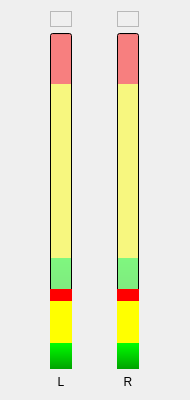
Before: the Qt Designer form src/saturationwidget.ui in cinemaouvert/OPP, drawn with Qt 5.
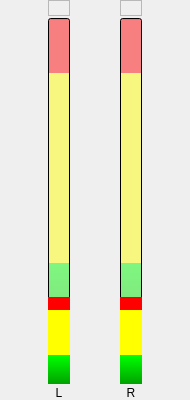
After: the same form once the commit is applied.

Diff of the .ui file:
```diff
--- a/src/saturationwidget.ui
+++ b/src/saturationwidget.ui
@@ -24,8 +24,26 @@
    <locale language="English" country="UnitedStates"/>
   </property>
   <layout class="QVBoxLayout" name="verticalLayout">
+   <property name="spacing">
+    <number>0</number>
+   </property>
+   <property name="leftMargin">
+    <number>0</number>
+   </property>
+   <property name="topMargin">
+    <number>0</number>
+   </property>
+   <property name="rightMargin">
+    <number>0</number>
+   </property>
+   <property name="bottomMargin">
+    <number>0</number>
+   </property>
    <item>
     <layout class="QGridLayout" name="gridLayout">
+     <property name="spacing">
+      <number>2</number>
+     </property>
      <item row="2" column="1">
       <widget class="QLabel" name="label_right">
        <property name="text">
```
